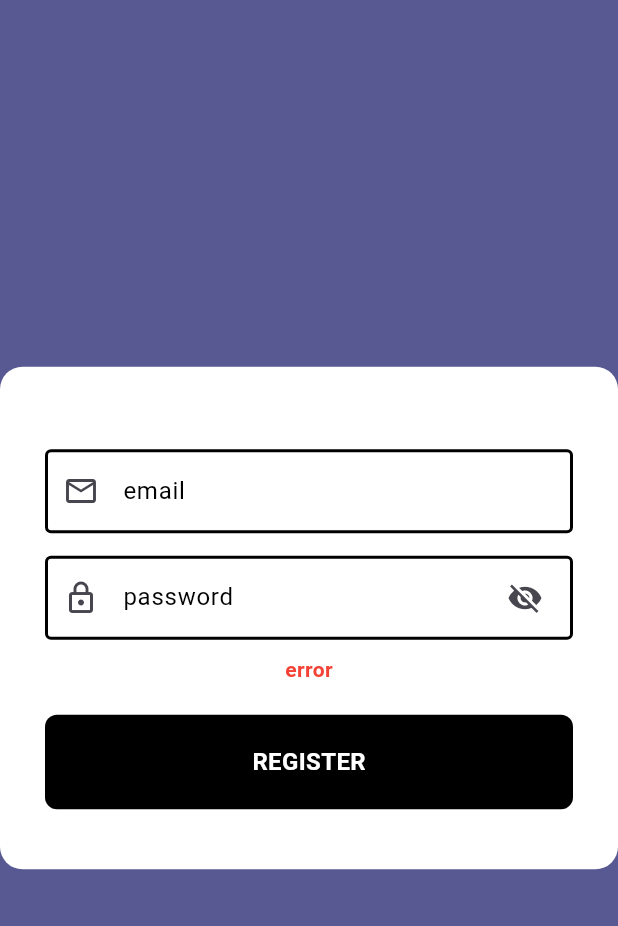
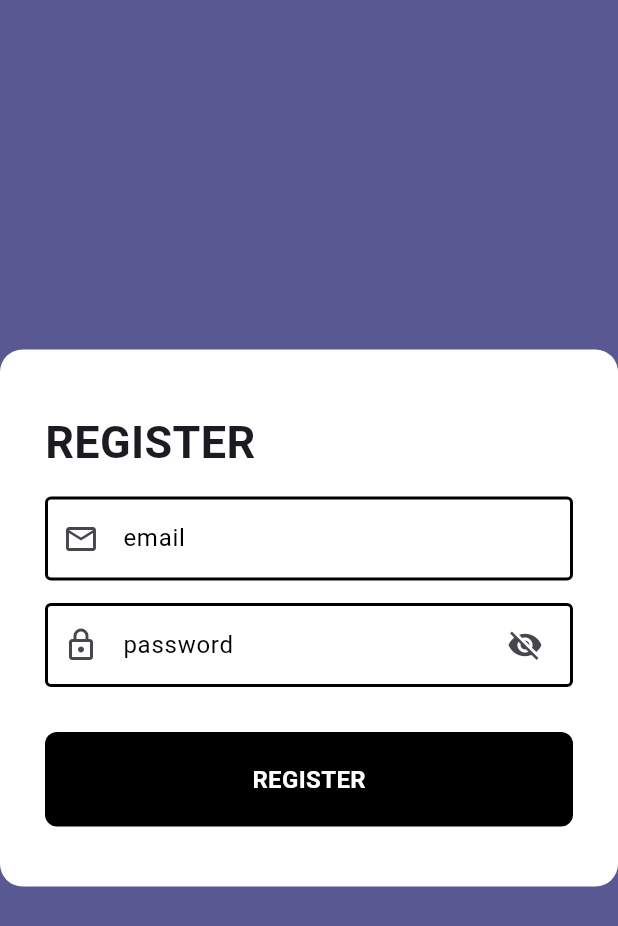
Before and after one commit to nabilban/project3, a Flutter app: the RegisterPage screen opened by its route, on a phone screen of 412 x 824 dp. Shown: the top 926 px of the screen. Run offline on Flutter 3.47's test engine with Material 3 defaults, Android fonts, the phone set to English and light mode, and no system bars; our stand-ins replace dartz, equatable, flutter_riverpod, supabase_flutter; accounts and stored records are empty.

Commit message:
feat: create handle register and fixing login route

```diff
--- a/lib/cores/abstracts/exception.dart
+++ b/lib/cores/abstracts/exception.dart
@@ -1,3 +1,5 @@
 class LoginException implements Exception {}
 
+class RegisterException implements Exception {}
+
 class UnknownException implements Exception {}
--- a/lib/features/auth/domain/repositories/auth_repository.dart
+++ b/lib/features/auth/domain/repositories/auth_repository.dart
@@ -1,10 +1,15 @@
 import 'package:dartz/dartz.dart';
 import 'package:project3/cores/abstracts/failure.dart';
 import 'package:project3/features/auth/domain/entities/auth_entity.dart';
+import 'package:project3/features/auth/domain/entities/register_entitiy.dart';
 
 abstract class AuthRepository {
   Future<Either<Failure, AuthEntity>> login({
     required String email,
     required String password,
   });
+  Future<Either<Failure, RegisterEntity>> register({
+    required String email,
+    required String password,
+  });
 }
--- a/lib/features/auth/presentation/providers/login_provider.dart
+++ b/lib/features/auth/presentation/providers/login_provider.dart
@@ -3,6 +3,7 @@ import 'package:project3/features/auth/data/datasource/auth_datasource.dart';
 import 'package:project3/features/auth/domain/repositories/auth_repository.dart';
 import 'package:project3/features/auth/data/repositoryimpl/auth_repository_impl.dart';
 import 'package:project3/features/auth/domain/usecases/do_login.dart';
+import 'package:project3/features/auth/domain/usecases/do_register.dart';
 
 final loginDatasourceProvider = Provider<AuthDatasource>((ref) {
   return AuthDatasourceImpl();
@@ -17,3 +18,8 @@ final doLoginProvider = Provider((ref) {
   final repository = ref.read(loginRepositoryProvider);
   return DoLogin(repository: repository);
 });
+
+final doRegisterProvider = Provider((ref) {
+  final repository = ref.read(loginRepositoryProvider);
+  return DoRegister(repository: repository);
+});
--- /dev/null
+++ b/lib/features/auth/presentation/providers/state/register_state.dart
@@ -0,0 +1,45 @@
+import 'package:equatable/equatable.dart';
+
+class RegisterState extends Equatable {
+  const RegisterState({
+    required this.isLogin,
+    required this.isLoading,
+    required this.hidePassword,
+    this.errorMessage = '',
+  });
+
+  final bool isLoading;
+  final bool hidePassword;
+  final bool isLogin;
+  final String errorMessage;
+
+  @override
+  List<Object?> get props => [
+        errorMessage,
+        hidePassword,
+        isLoading,
+        isLogin,
+      ];
+
+  factory RegisterState.initial() {
+    return const RegisterState(
+      isLogin: false,
+      isLoading: true,
+      hidePassword: true,
+    );
+  }
+
+  RegisterState copyWith({
+    bool? isLogin,
+    bool? isLoading,
+    bool? hidePassword,
+    String? errorMessage,
+  }) {
+    return RegisterState(
+      isLogin: isLogin ?? this.isLogin,
+      isLoading: isLoading ?? this.isLoading,
+      hidePassword: hidePassword ?? this.hidePassword,
+      errorMessage: errorMessage ?? this.errorMessage,
+    );
+  }
+}
--- a/lib/features/auth/presentation/widgets/auth_text_field.dart
+++ b/lib/features/auth/presentation/widgets/auth_text_field.dart
@@ -1,7 +1,7 @@
 import 'package:flutter/material.dart';
 
-class AuthTextField extends StatelessWidget {
-  const AuthTextField({
+class AuthTextfield extends StatelessWidget {
+  const AuthTextfield({
     super.key,
     this.suffixIcon,
     this.prefixIcon,
--- a/lib/features/auth/presentation/widgets/register_form.dart
+++ b/lib/features/auth/presentation/widgets/register_form.dart
@@ -1,6 +1,7 @@
 import 'package:flutter/material.dart';
 import 'package:flutter_riverpod/flutter_riverpod.dart';
-import 'package:project3/cores/routes/router.dart';
+import 'package:project3/features/auth/presentation/providers/notifier/register_notifier.dart';
+import 'package:project3/features/auth/presentation/providers/state/register_state.dart';
 import 'package:project3/features/auth/presentation/widgets/auth_button.dart';
 import 'package:project3/features/auth/presentation/widgets/auth_text_field.dart';
 
@@ -12,12 +13,20 @@ class RegisterForm extends ConsumerStatefulWidget {
 }
 
 class _RegisterFormState extends ConsumerState<RegisterForm> {
-  final TextEditingController emailController = TextEditingController();
-  final TextEditingController passwordController = TextEditingController();
-  final TextEditingController usernameController = TextEditingController();
+  final TextEditingController _emailController = TextEditingController();
+  final TextEditingController _passwordController = TextEditingController();
+
+  @override
+  void dispose() {
+    _emailController.dispose();
+    super.dispose();
+  }
 
   @override
   Widget build(BuildContext context) {
+    final registerNotifer = ref.read(registerNotifierProvider.notifier);
+    final RegisterState state = ref.watch(registerNotifierProvider);
+
     return Container(
       padding: const EdgeInsets.symmetric(
         horizontal: 30,
@@ -31,21 +40,34 @@ class _RegisterFormState extends ConsumerState<RegisterForm> {
       ),
       child: Column(
         children: [
+          const Row(
+            mainAxisAlignment: MainAxisAlignment.start,
+            children: [
+              SizedBox(
+                  child: Text(
+                'REGISTER ',
+                style: TextStyle(
+                  fontSize: 30,
+                  fontWeight: FontWeight.bold,
+                ),
+              )),
+            ],
+          ),
           const SizedBox(
             height: 15,
           ),
           SizedBox(
-            child: AuthTextField(
+            child: AuthTextfield(
               prefixIcon: const Icon(Icons.email_outlined),
               hintText: 'email',
-              controller: emailController,
+              controller: _emailController,
             ),
           ),
           const SizedBox(
             height: 15,
           ),
           SizedBox(
-            child: AuthTextField(
+            child: AuthTextfield(
               prefixIcon: const Icon(Icons.lock_outlined),
               suffixIcon: Padding(
                 padding: const EdgeInsets.only(
@@ -53,31 +75,38 @@ class _RegisterFormState extends ConsumerState<RegisterForm> {
                 ),
                 child: IconButton(
                   tooltip: 'Show Password',
-                  onPressed: () {},
-                  icon: const Icon(Icons.visibility_off),
+                  onPressed: () {
+                    registerNotifer.handleShowPassword();
+                  },
+                  icon: state.hidePassword
+                      ? const Icon(Icons.visibility_off)
+                      : const Icon(Icons.visibility),
                 ),
               ),
               hintText: 'password',
-              obscureText: true,
-              controller: passwordController,
+              obscureText: state.hidePassword,
+              controller: _passwordController,
             ),
           ),
           const SizedBox(
             height: 10,
           ),
-          const Text(
-            'error',
-            style: TextStyle(
-              color: Colors.red,
-              fontWeight: FontWeight.bold,
+          if (state.errorMessage != '')
+            Text(
+              state.errorMessage,
+              style: const TextStyle(
+                color: Colors.red,
+                fontWeight: FontWeight.bold,
+              ),
             ),
-          ),
           const SizedBox(
             height: 20,
           ),
           AuthButton(
             onTap: () {
-              Navigator.pushNamed(context, Routes.root);
+              registerNotifer.handleRegister(
+                  userEmail: _emailController.text,
+                  password: _passwordController.text);
             },
             text: 'REGISTER',
           )
```
Also changed, not shown: lib/features/auth/data/datasource/auth_datasource.dart (+23 -0 lines), lib/features/auth/data/repositoryImpl/auth_repository_impl.dart (+19 -0 lines), lib/features/auth/domain/entities/register_entitiy.dart (added, +9 -0 lines), lib/features/auth/domain/usecases/do_register.dart (added, +30 -0 lines), lib/features/auth/presentation/providers/notifier/register_notifier.dart (added, +59 -0 lines), lib/features/auth/presentation/widgets/login_form.dart (+23 -8 lines), lib/features/home/presentation/pages/homes_page.dart (+22 -6 lines), lib/features/home/presentation/widgets/log_out_button.dart (added, +34 -0 lines).
